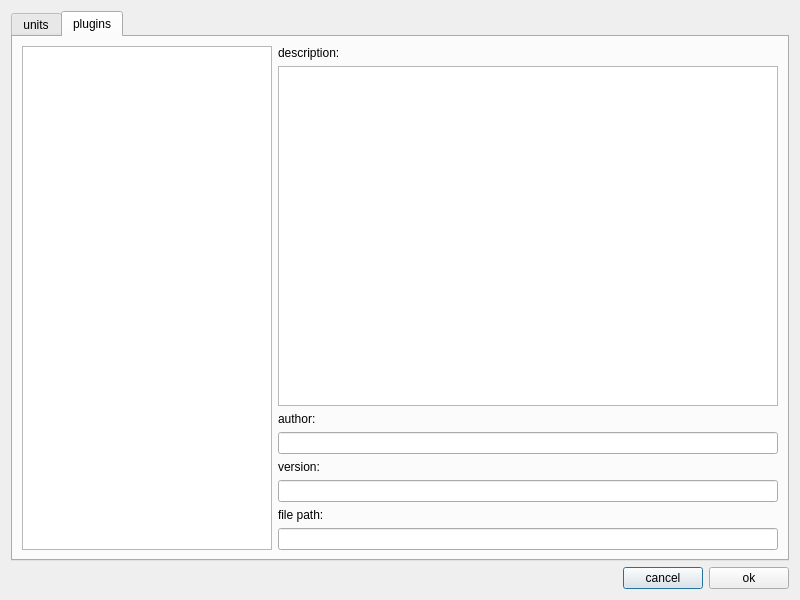
The window that ui/settingsdialog.ui (OpenIndy/OpenIndy) describes before a commit, drawn with Qt 5.
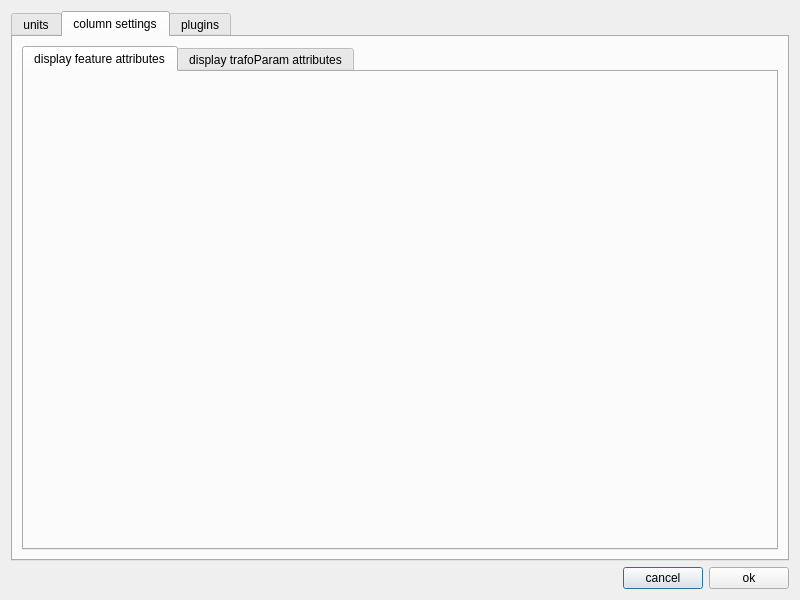
The same window after the commit.

Commit message:
settings dialog has a new tab for managing the displayed attributes. the gui elements are created dynamically. If there is a new attribute, you only need to specify it in the configuration class lists. Proxymodel decides what column to display, by using the configuration class´ lists and functions.
#6

```diff
--- a/ui/settingsdialog.ui
+++ b/ui/settingsdialog.ui
@@ -124,6 +124,30 @@
          </item>
         </layout>
        </widget>
+       <widget class="QWidget" name="tab_columnSettings">
+        <attribute name="title">
+         <string>column settings</string>
+        </attribute>
+        <layout class="QVBoxLayout" name="verticalLayout_5">
+         <item>
+          <widget class="QTabWidget" name="tabWidget_columnSettings">
+           <property name="currentIndex">
+            <number>0</number>
+           </property>
+           <widget class="QWidget" name="tab_featureAttributes">
+            <attribute name="title">
+             <string>display feature attributes</string>
+            </attribute>
+           </widget>
+           <widget class="QWidget" name="tab_TrafoParamAttributes">
+            <attribute name="title">
+             <string>display trafoParam attributes</string>
+            </attribute>
+           </widget>
+          </widget>
+         </item>
+        </layout>
+       </widget>
        <widget class="QWidget" name="tab_plugins">
         <attribute name="title">
          <string>plugins</string>
```
The commit also changes 15 other files.
